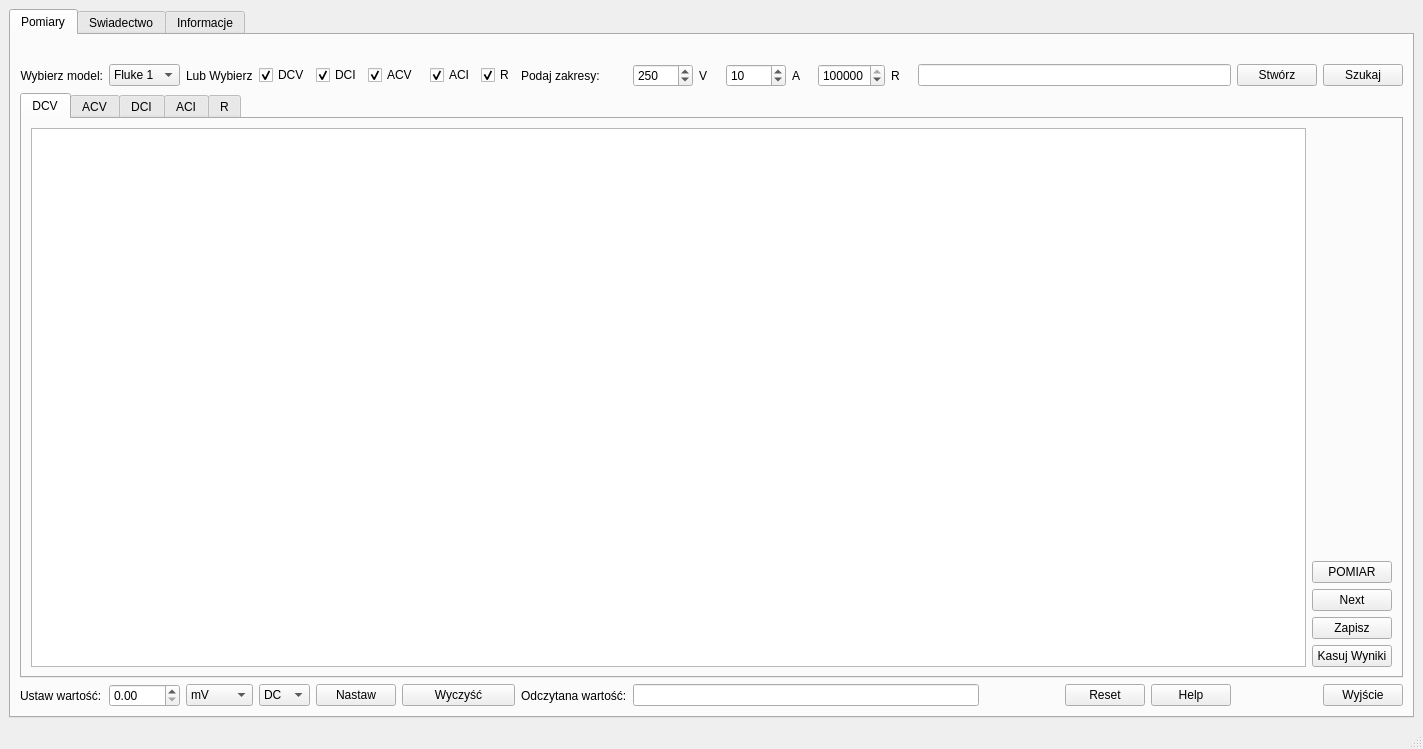
Above: mainwindow.ui from matekw26/WitasInzynierka before the change. Below: the same form after it.
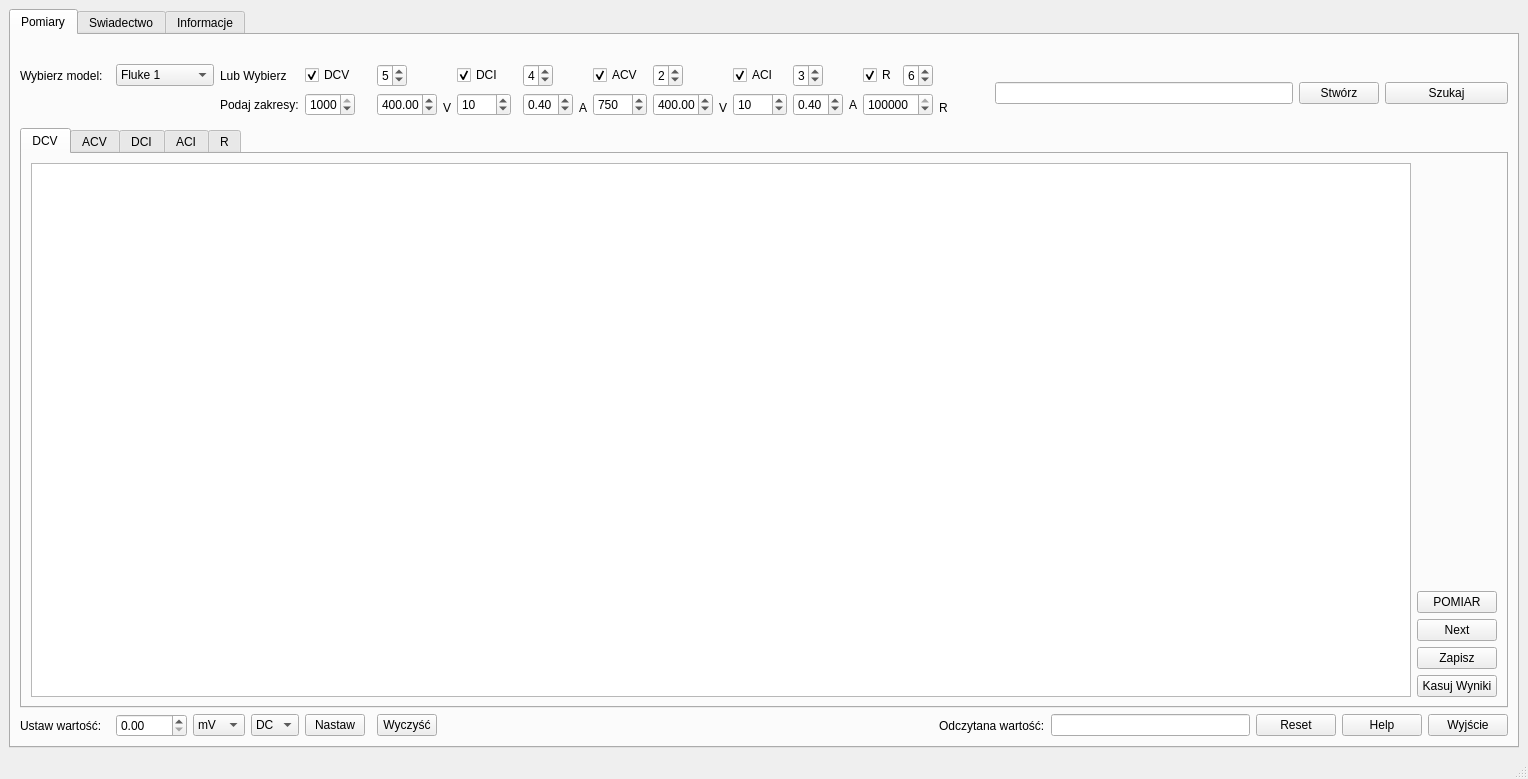
That is the form after the change. Icons and pictures are not drawn.

Diff of the .ui file:
```diff
--- a/mainwindow.ui
+++ b/mainwindow.ui
@@ -6,8 +6,8 @@
    <rect>
     <x>0</x>
     <y>0</y>
-    <width>1423</width>
-    <height>749</height>
+    <width>1528</width>
+    <height>779</height>
    </rect>
   </property>
   <property name="windowTitle">
@@ -29,31 +29,53 @@
         <string>Pomiary</string>
        </attribute>
        <layout class="QGridLayout" name="gridLayout">
-        <item row="3" column="1">
-         <widget class="QDoubleSpinBox" name="wartosc_kalibrator">
+        <item row="6" column="24" colspan="2">
+         <widget class="QLabel" name="label_10">
+          <property name="text">
+           <string>Odczytana wartość:</string>
+          </property>
+         </widget>
+        </item>
+        <item row="6" column="27" colspan="2">
+         <widget class="QPushButton" name="pushButton_6">
+          <property name="text">
+           <string>Reset</string>
+          </property>
+         </widget>
+        </item>
+        <item row="1" column="23">
+         <widget class="QSpinBox" name="ilR">
+          <property name="maximumSize">
+           <size>
+            <width>30</width>
+            <height>16777215</height>
+           </size>
+          </property>
           <property name="maximum">
-           <double>1001.000000000000000</double>
+           <number>10</number>
           </property>
-         </widget>
-        </item>
-        <item row="3" column="0">
-         <widget class="QLabel" name="label_9">
-          <property name="text">
-           <string>Ustaw wartość:</string>
+          <property name="value">
+           <number>6</number>
           </property>
          </widget>
         </item>
-        <item row="1" column="5" colspan="2">
-         <widget class="QCheckBox" name="check_acv">
+        <item row="6" column="7" colspan="2">
+         <widget class="QPushButton" name="Wyczysc">
+          <property name="maximumSize">
+           <size>
+            <width>60</width>
+            <height>16777215</height>
+           </size>
+          </property>
           <property name="text">
-           <string>ACV</string>
+           <string>Wyczyść</string>
           </property>
-          <property name="checked">
-           <bool>true</bool>
-          </property>
          </widget>
         </item>
-        <item row="2" column="0" colspan="26">
+        <item row="1" column="25" rowspan="3" colspan="3">
+         <widget class="QLineEdit" name="sciezka_Model"/>
+        </item>
+        <item row="5" column="0" colspan="32">
          <widget class="QTabWidget" name="tabWidget_2">
           <property name="currentIndex">
            <number>0</number>
@@ -288,17 +310,92 @@
           </widget>
          </widget>
         </item>
-        <item row="1" column="3">
-         <widget class="QCheckBox" name="check_dcv">
+        <item row="6" column="0">
+         <widget class="QLabel" name="label_9">
+          <property name="minimumSize">
+           <size>
+            <width>90</width>
+            <height>0</height>
+           </size>
+          </property>
           <property name="text">
-           <string>DCV</string>
+           <string>Ustaw wartość:</string>
           </property>
+         </widget>
+        </item>
+        <item row="6" column="29" colspan="2">
+         <widget class="QPushButton" name="pushButton_19">
+          <property name="text">
+           <string>Help</string>
+          </property>
+         </widget>
+        </item>
+        <item row="1" column="17">
+         <widget class="QSpinBox" name="ilACV">
+          <property name="maximumSize">
+           <size>
+            <width>30</width>
+            <height>16777215</height>
+           </size>
+          </property>
+          <property name="maximum">
+           <number>10</number>
+          </property>
+          <property name="value">
+           <number>2</number>
+          </property>
+         </widget>
+        </item>
+        <item row="1" column="16">
+         <widget class="QCheckBox" name="check_acv">
+          <property name="text">
+           <string>ACV</string>
+          </property>
           <property name="checked">
            <bool>true</bool>
           </property>
          </widget>
         </item>
-        <item row="3" column="10" colspan="9">
+        <item row="1" column="19">
+         <widget class="QCheckBox" name="check_aci">
+          <property name="text">
+           <string>ACI</string>
+          </property>
+          <property name="checked">
+           <bool>true</bool>
+          </property>
+         </widget>
+        </item>
+        <item row="1" column="7">
+         <widget class="QSpinBox" name="ilDCV">
+          <property name="minimumSize">
+           <size>
+            <width>0</width>
+            <height>0</height>
+           </size>
+          </property>
+          <property name="maximumSize">
+           <size>
+            <width>30</width>
+            <height>16777215</height>
+           </size>
+          </property>
+          <property name="maximum">
+           <number>10</number>
+          </property>
+          <property name="value">
+           <number>5</number>
+          </property>
+         </widget>
+        </item>
+        <item row="6" column="1">
+         <widget class="QDoubleSpinBox" name="wartosc_kalibrator">
+          <property name="maximum">
+           <double>1001.000000000000000</double>
+          </property>
+         </widget>
+        </item>
+        <item row="6" column="26">
          <widget class="QLineEdit" name="odczyt_kalibrator">
           <property name="enabled">
            <bool>true</bool>
@@ -317,94 +414,21 @@
           </property>
          </widget>
         </item>
-        <item row="1" column="7">
-         <widget class="QCheckBox" name="check_aci">
+        <item row="1" column="28" rowspan="3" colspan="2">
+         <widget class="QPushButton" name="Stworz">
           <property name="text">
-           <string>ACI</string>
+           <string>Stwórz</string>
           </property>
-          <property name="checked">
-           <bool>true</bool>
-          </property>
          </widget>
         </item>
-        <item row="1" column="1">
-         <widget class="QComboBox" name="comboBox">
-          <item>
-           <property name="text">
-            <string>Fluke 1</string>
-           </property>
-          </item>
-          <item>
-           <property name="text">
-            <string>Fluke 2</string>
-           </property>
-          </item>
-          <item>
-           <property name="text">
-            <string>Fluke 3</string>
-           </property>
-          </item>
-         </widget>
-        </item>
-        <item row="1" column="4">
-         <widget class="QCheckBox" name="check_dci">
-          <property name="text">
-           <string>DCI</string>
-          </property>
-          <property name="checked">
-           <bool>true</bool>
-          </property>
-         </widget>
-        </item>
-        <item row="1" column="8">
-         <widget class="QCheckBox" name="check_r">
-          <property name="text">
-           <string>R</string>
-          </property>
-          <property name="checked">
-           <bool>true</bool>
-          </property>
-         </widget>
-        </item>
-        <item row="1" column="13">
-         <widget class="QLabel" name="label_15">
-          <property name="text">
-           <string>A</string>
-          </property>
-         </widget>
-        </item>
-        <item row="1" column="2">
-         <widget class="QLabel" name="label_12">
-          <property name="text">
-           <string>Lub Wybierz</string>
-          </property>
-         </widget>
-        </item>
-        <item row="3" column="9">
-         <widget class="QLabel" name="label_10">
-          <property name="text">
-           <string>Odczytana wartość:</string>
-          </property>
-         </widget>
-        </item>
-        <item row="1" column="12">
-         <widget class="QSpinBox" name="zakresA">
-          <property name="minimumSize">
-           <size>
-            <width>60</width>
-            <height>0</height>
-           </size>
-          </property>
-          <property name="maximum">
-           <number>1000</number>
-          </property>
-          <property name="value">
-           <number>10</number>
-          </property>
-         </widget>
-        </item>
-        <item row="3" column="3">
+        <item row="6" column="4">
          <widget class="QComboBox" name="AC_DC">
+          <property name="maximumSize">
+           <size>
+            <width>50</width>
+            <height>16777215</height>
+           </size>
+          </property>
           <item>
            <property name="text">
             <string>DC</string>
@@ -417,67 +441,7 @@
           </item>
          </widget>
         </item>
-        <item row="3" column="4" colspan="2">
-         <widget class="QPushButton" name="Nastaw">
-          <property name="text">
-           <string>Nastaw</string>
-          </property>
-         </widget>
-        </item>
-        <item row="1" column="14">
-         <widget class="QSpinBox" name="zakresR">
-          <property name="minimumSize">
-           <size>
-            <width>60</width>
-            <height>0</height>
-           </size>
-          </property>
-          <property name="maximum">
-           <number>500000000</number>
-          </property>
-          <property name="value">
-           <number>200000000</number>
-          </property>
-          <property name="displayIntegerBase">
-           <number>10</number>
-          </property>
-         </widget>
-        </item>
-        <item row="3" column="23">
-         <widget class="QPushButton" name="pushButton_19">
-          <property name="text">
-           <string>Help</string>
-          </property>
-         </widget>
-        </item>
-        <item row="1" column="9">
-         <widget class="QLabel" name="label_13">
-          <property name="text">
-           <string>Podaj zakresy:</string>
-          </property>
-         </widget>
-        </item>
-        <item row="1" column="15">
-         <widget class="QLabel" name="label_17">
-          <property name="text">
-           <string>R</string>
-          </property>
-         </widget>
-        </item>
-        <item row="0" column="0" colspan="26">
-         <widget class="QLabel" name="label">
-          <property name="text">
-           <string/>
-          </property>
-          <property name="pixmap">
-           <pixmap>image/tlo_poloficial.png</pixmap>
-          </property>
-          <property name="scaledContents">
-           <bool>true</bool>
-          </property>
-         </widget>
-        </item>
-        <item row="3" column="25">
+        <item row="6" column="31">
          <widget class="QPushButton" name="zamkniecie_aplikacji">
           <property name="toolTipDuration">
            <number>8</number>
@@ -487,28 +451,125 @@
           </property>
          </widget>
         </item>
-        <item row="1" column="25">
+        <item row="6" column="5">
+         <widget class="QPushButton" name="Nastaw">
+          <property name="maximumSize">
+           <size>
+            <width>60</width>
+            <height>16777215</height>
+           </size>
+          </property>
+          <property name="text">
+           <string>Nastaw</string>
+          </property>
+         </widget>
+        </item>
+        <item row="1" column="10" colspan="3">
+         <widget class="QCheckBox" name="check_dci">
+          <property name="text">
+           <string>DCI</string>
+          </property>
+          <property name="checked">
+           <bool>true</bool>
+          </property>
+         </widget>
+        </item>
+        <item row="1" column="20">
+         <widget class="QSpinBox" name="ilACI">
+          <property name="maximumSize">
+           <size>
+            <width>30</width>
+            <height>16777215</height>
+           </size>
+          </property>
+          <property name="maximum">
+           <number>10</number>
+          </property>
+          <property name="value">
+           <number>3</number>
+          </property>
+         </widget>
+        </item>
+        <item row="1" column="22">
+         <widget class="QCheckBox" name="check_r">
+          <property name="text">
+           <string>R</string>
+          </property>
+          <property name="checked">
+           <bool>true</bool>
+          </property>
+         </widget>
+        </item>
+        <item row="1" column="30" rowspan="3" colspan="2">
          <widget class="QPushButton" name="SzukajModelu">
           <property name="text">
            <string>Szukaj</string>
           </property>
          </widget>
         </item>
-        <item row="3" column="22">
-         <widget class="QPushButton" name="pushButton_6">
+        <item row="1" column="3" colspan="2">
+         <widget class="QLabel" name="label_12">
           <property name="text">
-           <string>Reset</string>
+           <string>Lub Wybierz</string>
           </property>
          </widget>
         </item>
-        <item row="1" column="11">
-         <widget class="QLabel" name="label_14">
+        <item row="1" column="5">
+         <widget class="QCheckBox" name="check_dcv">
           <property name="text">
-           <string>V</string>
+           <string>DCV</string>
           </property>
+          <property name="checked">
+           <bool>true</bool>
+          </property>
          </widget>
         </item>
-        <item row="3" column="2">
+        <item row="1" column="0">
+         <widget class="QLabel" name="label_6">
+          <property name="minimumSize">
+           <size>
+            <width>90</width>
+            <height>0</height>
+           </size>
+          </property>
+          <property name="text">
+           <string>Wybierz model:</string>
+          </property>
+          <property name="alignment">
+           <set>Qt::AlignLeading|Qt::AlignLeft|Qt::AlignVCenter</set>
+          </property>
+         </widget>
+        </item>
+        <item row="1" column="14">
+         <widget class="QSpinBox" name="ilDCI">
+          <property name="maximumSize">
+           <size>
+            <width>30</width>
+            <height>16777215</height>
+           </size>
+          </property>
+          <property name="maximum">
+           <number>10</number>
+          </property>
+          <property name="value">
+           <number>4</number>
+          </property>
+         </widget>
+        </item>
+        <item row="0" column="0" colspan="32">
+         <widget class="QLabel" name="label">
+          <property name="text">
+           <string/>
+          </property>
+          <property name="pixmap">
+           <pixmap>image/tlo_poloficial.png</pixmap>
+          </property>
+          <property name="scaledContents">
+           <bool>true</bool>
+          </property>
+         </widget>
+        </item>
+        <item row="6" column="2" colspan="2">
          <widget class="QComboBox" name="ustawienie_kalibrator">
           <item>
            <property name="text">
@@ -532,35 +593,172 @@
           </item>
          </widget>
         </item>
-        <item row="1" column="0">
-         <widget class="QLabel" name="label_6">
+        <item row="1" column="1" colspan="2">
+         <widget class="QComboBox" name="comboBox">
+          <item>
+           <property name="text">
+            <string>Fluke 1</string>
+           </property>
+          </item>
+          <item>
+           <property name="text">
+            <string>Fluke 2</string>
+           </property>
+          </item>
+          <item>
+           <property name="text">
+            <string>Fluke 3</string>
+           </property>
+          </item>
+         </widget>
+        </item>
+        <item row="2" column="22" colspan="2">
+         <widget class="QSpinBox" name="zakresR">
+          <property name="minimumSize">
+           <size>
+            <width>60</width>
+            <height>0</height>
+           </size>
+          </property>
+          <property name="maximum">
+           <number>500000000</number>
+          </property>
+          <property name="value">
+           <number>200000000</number>
+          </property>
+          <property name="displayIntegerBase">
+           <number>10</number>
+          </property>
+         </widget>
+        </item>
+        <item row="2" column="20">
+         <widget class="QDoubleSpinBox" name="zakresACI_2">
+          <property name="maximumSize">
+           <size>
+            <width>50</width>
+            <height>16777215</height>
+           </size>
+          </property>
+          <property name="maximum">
+           <double>1000.000000000000000</double>
+          </property>
+          <property name="value">
+           <double>0.400000000000000</double>
+          </property>
+         </widget>
+        </item>
+        <item row="2" column="19">
+         <widget class="QSpinBox" name="zakresACI">
+          <property name="minimumSize">
+           <size>
+            <width>50</width>
+            <height>0</height>
+           </size>
+          </property>
+          <property name="maximum">
+           <number>1000</number>
+          </property>
+          <property name="value">
+           <number>10</number>
+          </property>
+         </widget>
+        </item>
+        <item row="2" column="21">
+         <widget class="QLabel" name="label_54">
           <property name="text">
-           <string>Wybierz model:</string>
+           <string>A</string>
           </property>
-          <property name="alignment">
-           <set>Qt::AlignRight|Qt::AlignTrailing|Qt::AlignVCenter</set>
+         </widget>
+        </item>
+        <item row="2" column="17">
+         <widget class="QDoubleSpinBox" name="zakresACV_">
+          <property name="maximumSize">
+           <size>
+            <width>60</width>
+            <height>16777210</height>
+           </size>
           </property>
+          <property name="maximum">
+           <double>1000.000000000000000</double>
+          </property>
+          <property name="value">
+           <double>400.000000000000000</double>
+          </property>
          </widget>
         </item>
-        <item row="3" column="6" colspan="3">
-         <widget class="QPushButton" name="Wyczysc">
+        <item row="2" column="18" rowspan="2">
+         <widget class="QLabel" name="label_53">
           <property name="text">
-           <string>Wyczyść</string>
+           <string>V</string>
           </property>
          </widget>
         </item>
-        <item row="1" column="24">
-         <widget class="QPushButton" name="Stworz">
+        <item row="2" column="24" rowspan="2">
+         <widget class="QLabel" name="label_17">
           <property name="text">
-           <string>Stwórz</string>
+           <string>R</string>
           </property>
          </widget>
         </item>
-        <item row="1" column="10">
-         <widget class="QSpinBox" name="zakresV">
+        <item row="2" column="16">
+         <widget class="QSpinBox" name="zakresACV">
           <property name="minimumSize">
            <size>
+            <width>50</width>
+            <height>0</height>
+           </size>
+          </property>
+          <property name="maximum">
+           <number>1000</number>
+          </property>
+          <property name="value">
+           <number>750</number>
+          </property>
+         </widget>
+        </item>
+        <item row="2" column="5">
+         <widget class="QSpinBox" name="zakresDCV">
+          <property name="minimumSize">
+           <size>
+            <width>0</width>
+            <height>0</height>
+           </size>
+          </property>
+          <property name="maximumSize">
+           <size>
+            <width>50</width>
+            <height>16777215</height>
+           </size>
+          </property>
+          <property name="maximum">
+           <number>1000</number>
+          </property>
+          <property name="value">
+           <number>1000</number>
+          </property>
+         </widget>
+        </item>
+        <item row="2" column="7">
+         <widget class="QDoubleSpinBox" name="zakresDCV_2">
+          <property name="maximumSize">
+           <size>
             <width>60</width>
+            <height>16777215</height>
+           </size>
+          </property>
+          <property name="maximum">
+           <double>1000.000000000000000</double>
+          </property>
+          <property name="value">
+           <double>400.000000000000000</double>
+          </property>
+         </widget>
+        </item>
+        <item row="2" column="10" colspan="3">
+         <widget class="QSpinBox" name="zakresDCI">
+          <property name="minimumSize">
+           <size>
+            <width>50</width>
             <height>0</height>
            </size>
           </property>
@@ -568,12 +766,46 @@
            <number>1000</number>
           </property>
           <property name="value">
-           <number>250</number>
+           <number>10</number>
           </property>
          </widget>
         </item>
-        <item row="1" column="16" colspan="8">
-         <widget class="QLineEdit" name="sciezka_Model"/>
+        <item row="2" column="14">
+         <widget class="QDoubleSpinBox" name="zakresDCI_2">
+          <property name="maximumSize">
+           <size>
+            <width>50</width>
+            <height>16777215</height>
+           </size>
+          </property>
+          <property name="maximum">
+           <double>1000.000000000000000</double>
+          </property>
+          <property name="value">
+           <double>0.400000000000000</double>
+          </property>
+         </widget>
+        </item>
+        <item row="2" column="8" rowspan="2" colspan="2">
+         <widget class="QLabel" name="label_14">
+          <property name="text">
+           <string>V</string>
+          </property>
+         </widget>
+        </item>
+        <item row="2" column="15" rowspan="2">
+         <widget class="QLabel" name="label_15">
+          <property name="text">
+           <string>A</string>
+          </property>
+         </widget>
+        </item>
+        <item row="2" column="3" colspan="2">
+         <widget class="QLabel" name="label_13">
+          <property name="text">
+           <string>Podaj zakresy:</string>
+          </property>
+         </widget>
         </item>
        </layout>
       </widget>
```
Left out of the diff: 4 changed lines with no effect on the pictures.
